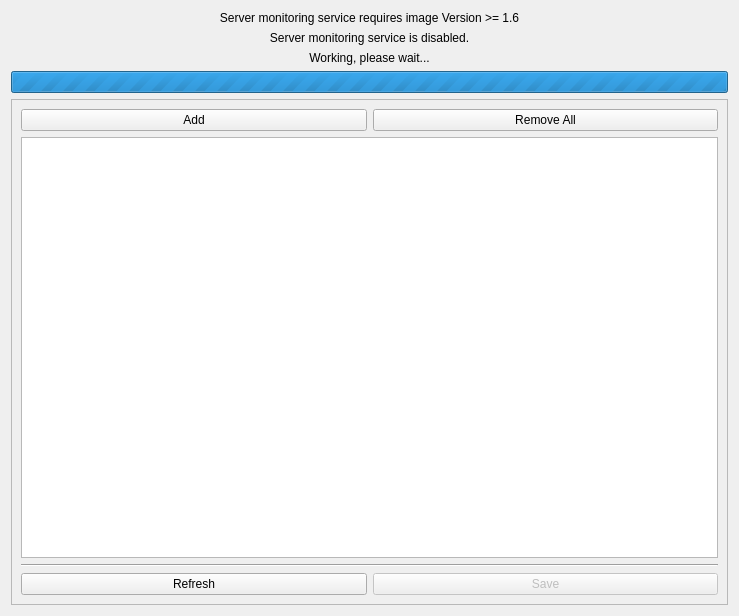
This is src/brickv/plugin_system/plugins/red/ui/red_tab_settings_server_monitoring.ui in Tinkerforge/brickv as Qt 5 draws it before an edit. The edited form follows.
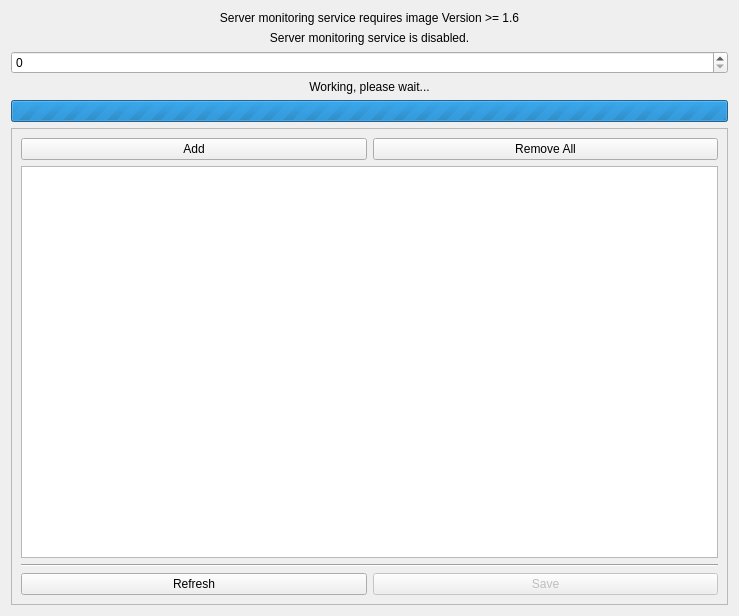
This is the edited form.

Commit message: red-brick: Some modifications on the server monitoring GUI

```diff
--- a/src/brickv/plugin_system/plugins/red/ui/red_tab_settings_server_monitoring.ui
+++ b/src/brickv/plugin_system/plugins/red/ui/red_tab_settings_server_monitoring.ui
@@ -14,7 +14,7 @@
    <string>Form</string>
   </property>
   <layout class="QGridLayout" name="gridLayout">
-   <item row="7" column="0">
+   <item row="8" column="0">
     <widget class="QScrollArea" name="sarea_sm">
      <property name="widgetResizable">
       <bool>true</bool>
@@ -25,7 +25,7 @@
         <x>0</x>
         <y>0</y>
         <width>719</width>
-        <height>496</height>
+        <height>463</height>
        </rect>
       </property>
       <layout class="QGridLayout" name="gridLayout_3">
@@ -78,7 +78,7 @@
      </widget>
     </widget>
    </item>
-   <item row="2" column="0">
+   <item row="3" column="0">
     <widget class="QLabel" name="label_working_wait">
      <property name="text">
       <string>Working, please wait...</string>
@@ -114,7 +114,7 @@
      </property>
     </widget>
    </item>
-   <item row="3" column="0">
+   <item row="4" column="0">
     <widget class="QProgressBar" name="pbar_working_wait">
      <property name="maximum">
       <number>0</number>
@@ -124,6 +124,13 @@
      </property>
     </widget>
    </item>
+   <item row="2" column="0">
+    <widget class="QSpinBox" name="spinBox">
+     <property name="frame">
+      <bool>true</bool>
+     </property>
+    </widget>
+   </item>
   </layout>
  </widget>
  <tabstops>
```
